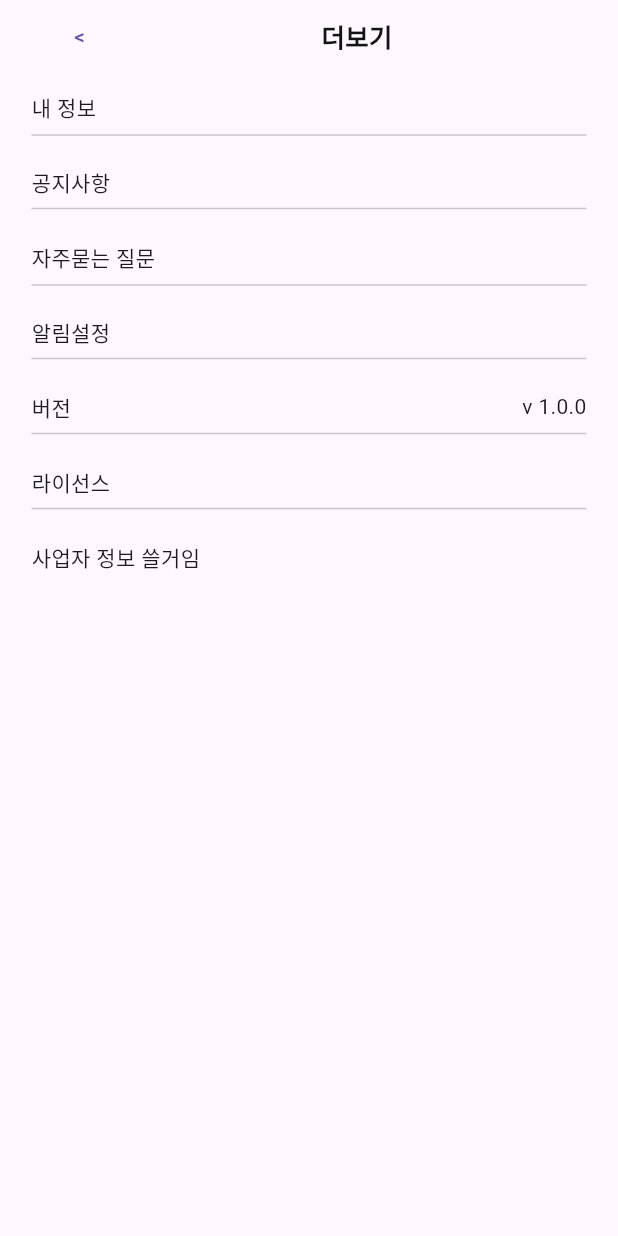
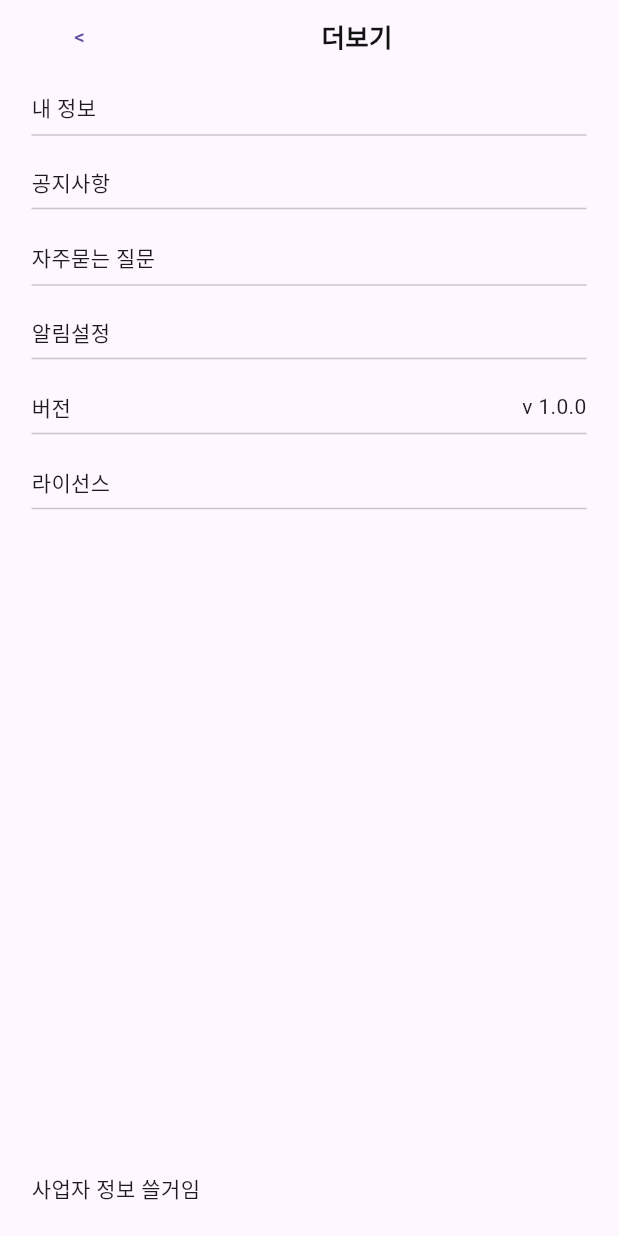
Before and after one commit to suk05112/cafePlatform, a Flutter app: the SettingPage screen opened directly, on a phone screen of 412 x 824 dp. Run offline on Flutter 3.47's test engine with Material 3 defaults, Android fonts, the phone set to English and light mode, and no system bars; our stand-ins replace cloud_firestore, dio, geolocator, image_picker, package_info_plus and 4 more; missing offline and left inert: dart:ffi, flutter_naver_map, kakao_flutter_sdk_common, kakao_flutter_sdk_user, kakao_map_plugin, webview_flutter_android and 1 more; accounts and stored records are empty; generated files the repository leaves out were written again; network calls fail; Roboto replaces fonts that are missing (Inter).

Commit message:
setting page 수정 중

```diff
--- a/lib/setting/setting_page.dart
+++ b/lib/setting/setting_page.dart
@@ -30,11 +30,7 @@ class _SettingPageState extends State<SettingPage> {
   Widget build(BuildContext context) {
     return Scaffold(
         body: SafeArea(
-            child: SingleChildScrollView(
-                child: Column(
-                    crossAxisAlignment: CrossAxisAlignment.start,
-                    children: [
-          Container(
+            child: Container(
                 margin: EdgeInsets.fromLTRB(21, 0, 21, 21),
                 child: Column(
                     crossAxisAlignment: CrossAxisAlignment.start,
@@ -44,7 +40,6 @@ class _SettingPageState extends State<SettingPage> {
                       getsettingListView(),
                       Spacer(),
                       Text("사업자 정보 쓸거임")
-                  ]))
                     ]))));
   }
 
```
Also changed, not shown: 1 other file. Lines whose indentation alone changed are shown as unchanged.
